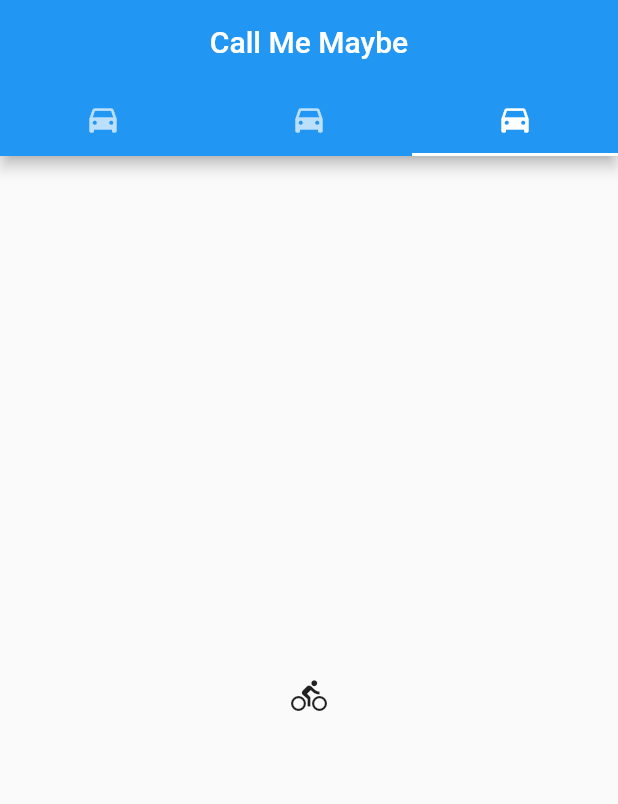
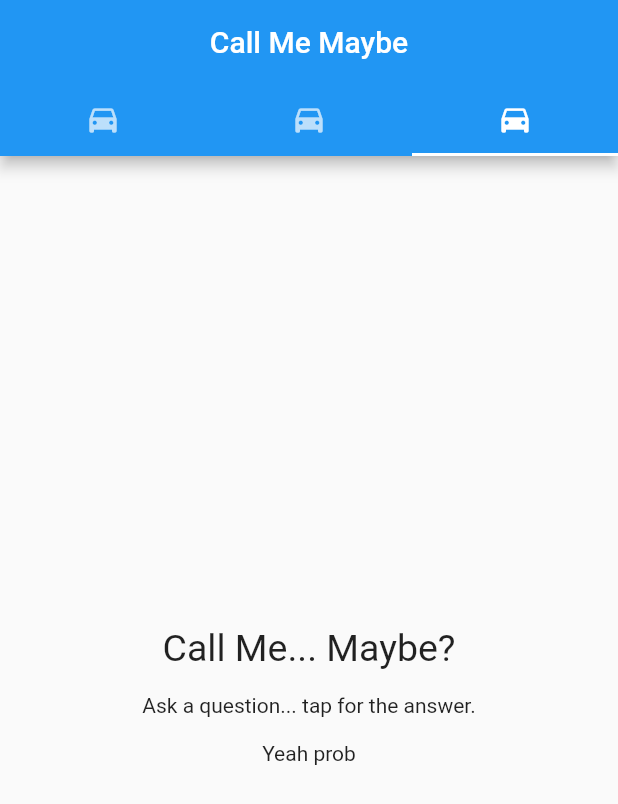
Before and after one commit to GarrettGunnell/CS492-Project-3, a Flutter app: the screen it shows after launch, tab 3 chosen, on a phone screen of 412 x 824 dp. Shown: the top 804 px of the screen. Run offline on Flutter 3.47's test engine with Material 2 defaults, Android fonts, the phone set to English and light mode, and no system bars.

Commit message:
Add skeleton predictor text

```diff
--- a/lib/main.dart
+++ b/lib/main.dart
@@ -159,7 +159,16 @@ class _MyHomePageState extends State<MyHomePage> {
   }
 
   Widget _predictor() {
-    return Icon(Icons.directions_bike);
+    return Center(
+      child: Column(
+        mainAxisAlignment: MainAxisAlignment.center,
+        children: <Widget>[
+          Padding(child: Text("Call Me... Maybe?", style: TextStyle(fontSize: 25)), padding: EdgeInsets.only(bottom: 8.0)),
+          Padding(child: Text("Ask a question... tap for the answer."), padding: EdgeInsets.all(8.0)),
+          Padding(child: Text("Yeah prob"), padding: EdgeInsets.only(top: 8.0))
+        ],
+      ),
+    );
   }
 
   @override
```
